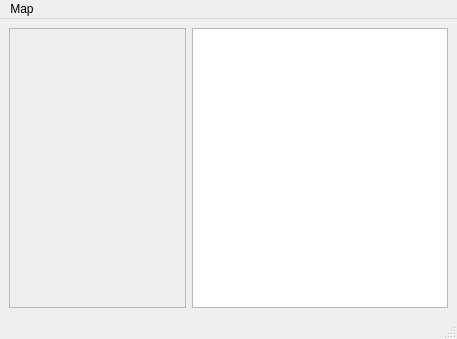
Qt form mainwindow.ui (lopatovsky/Maze) before a commit.
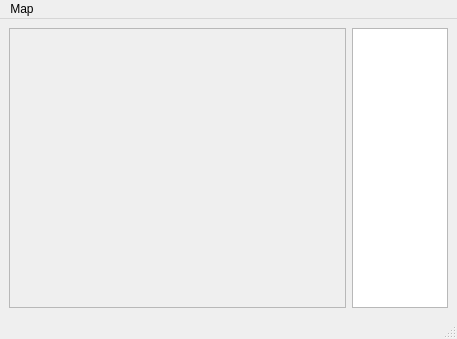
The same form after that commit.

Patch:
```diff
--- a/mainwindow.ui
+++ b/mainwindow.ui
@@ -25,7 +25,7 @@
         <rect>
          <x>0</x>
          <y>0</y>
-         <width>175</width>
+         <width>335</width>
          <height>272</height>
         </rect>
        </property>
@@ -40,6 +40,12 @@
         <verstretch>0</verstretch>
        </sizepolicy>
       </property>
+      <property name="maximumSize">
+       <size>
+        <width>96</width>
+        <height>16777215</height>
+       </size>
+      </property>
      </widget>
     </item>
    </layout>
```
Left out of the diff: 12 changed lines with no effect on the pictures.
